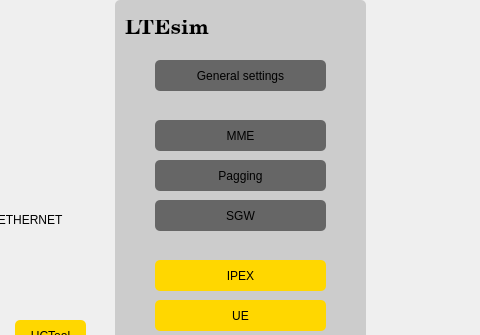
Above: LTEsimGeneratorGUI/Ui/Windows/newmapwindow.ui from moniss23/junit4 before the change; both pictures show x 195 to 675 and y 0 to 335 of the 1187 by 816 pixel window. Below: the same form after it.
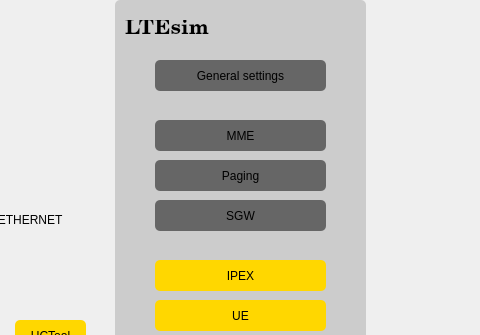
That is the form after the change. Icons and pictures are not drawn.

Commit message: Renamed Pagging to paging

Patch:
```diff
--- a/LTEsimGeneratorGUI/Ui/Windows/newmapwindow.ui
+++ b/LTEsimGeneratorGUI/Ui/Windows/newmapwindow.ui
@@ -580,7 +580,7 @@
 background-color:#666666;</string>
       </property>
       <property name="text">
-       <string>Pagging</string>
+       <string>Paging</string>
       </property>
       <property name="default">
        <bool>true</bool>
```
Left out of the diff: 2 changed lines with no effect on the pictures. The commit also changes 29 other files.
